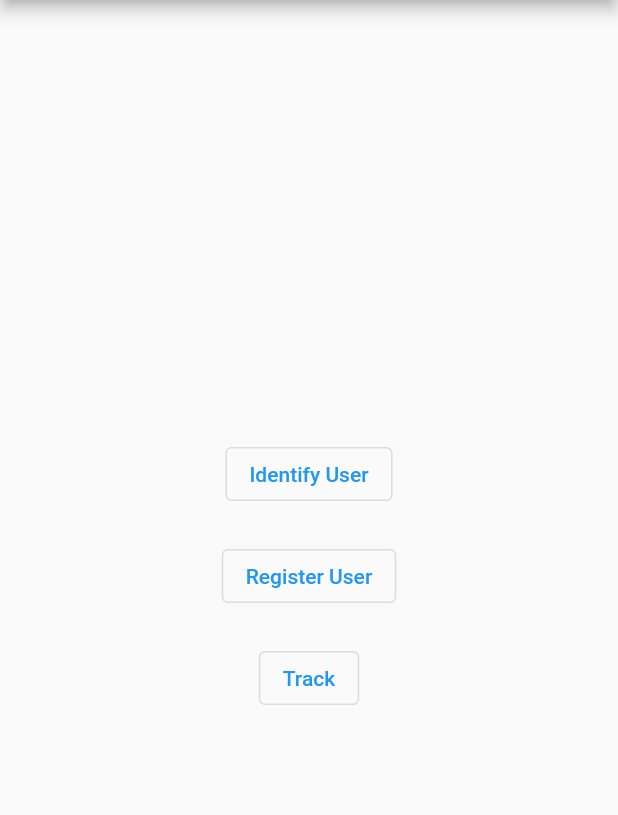
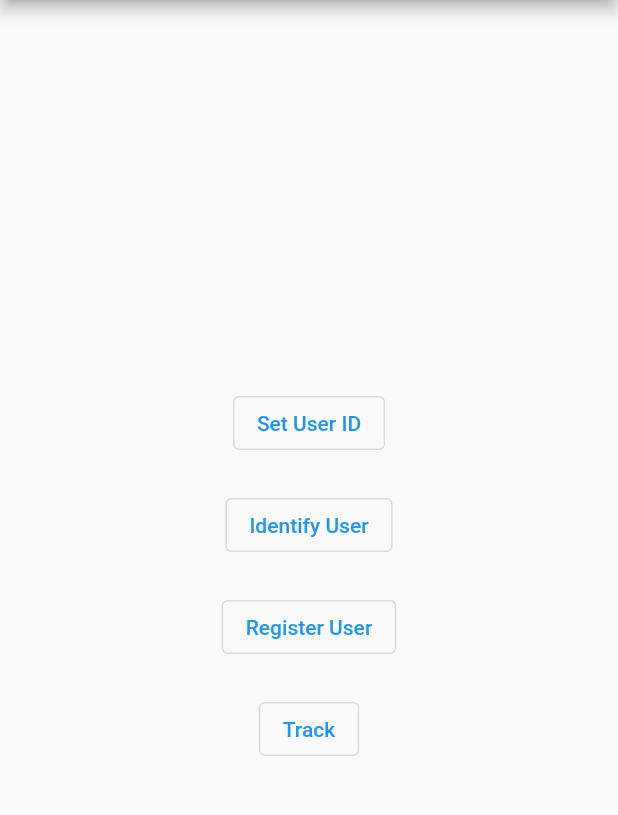
Before and after one commit to diegoroso-dito/myapp_flutter, a Flutter app: the screen it shows after launch, after a tap on "Track", on a phone screen of 412 x 824 dp, the part 84-899 px from its top. Run offline on Flutter 3.47's test engine with Material 2 defaults, Android fonts, the phone set to English and light mode, and no system bars; missing offline and left inert: dito_flutter_sdk.

Commit message:
config setUserID option

```diff
--- a/lib/main.dart
+++ b/lib/main.dart
@@ -44,6 +44,13 @@ class _MyHomePageState extends State<MyHomePage> {
         children: [
           OutlinedButton(
             onPressed: () {
+              DitoSDK().setUserId('43536713831');
+            },
+            child: const Text('Set User ID'),
+          ),
+          const SizedBox(height: 20),
+          OutlinedButton(
+            onPressed: () {
               DitoSDK().identify(
                 cpf: '43536713831',
                 name: "Diego Roso",
@@ -69,7 +76,7 @@ class _MyHomePageState extends State<MyHomePage> {
               DitoSDK().trackEvent(
                   eventName: 'comprou',
                   revenue: 99.00,
-                  properties: {'produto': 'tenis'});
+                  customData: {'produto': 'tenis'});
             },
             child: const Text('Track'),
           ),
```
